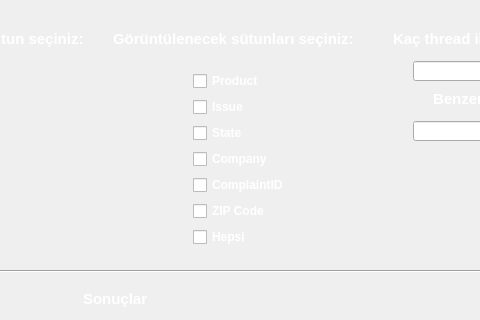
Above: gui/gui.ui from MelihSelamiUrkmezz/Similarity-Test-Between-Complaints-With-Multithreading before the change; both pictures show x 427 to 907 and y 99 to 419 of the 1121 by 862 pixel window. Below: the same form after it.
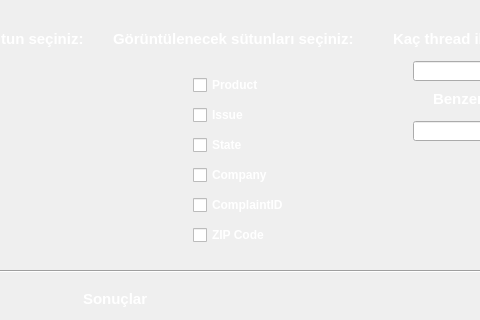
That is the form after the change. Icons and pictures are not drawn.

Commit message: Table connection added

```diff
--- a/gui/gui.ui
+++ b/gui/gui.ui
@@ -428,22 +428,6 @@
        </property>
       </widget>
      </item>
-     <item>
-      <widget class="QCheckBox" name="views_all">
-       <property name="font">
-        <font>
-         <weight>75</weight>
-         <bold>true</bold>
-        </font>
-       </property>
-       <property name="styleSheet">
-        <string notr="true">color: rgb(255, 255, 255)</string>
-       </property>
-       <property name="text">
-        <string>Hepsi</string>
-       </property>
-      </widget>
-     </item>
     </layout>
    </widget>
    <widget class="QLabel" name="label_5">
```
The commit also changes 2 other files.
